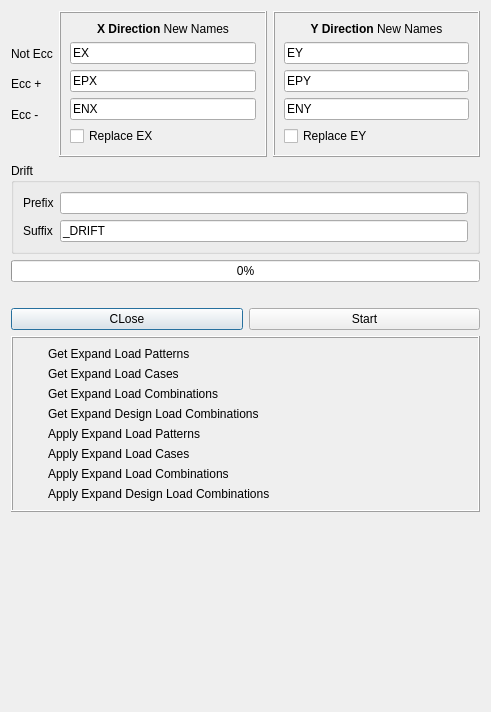
The window that civilTools/widgets/explode_seismic_load_patterns.ui (ebrahimraeyat/OSAFE) describes before a commit, drawn with Qt 5.
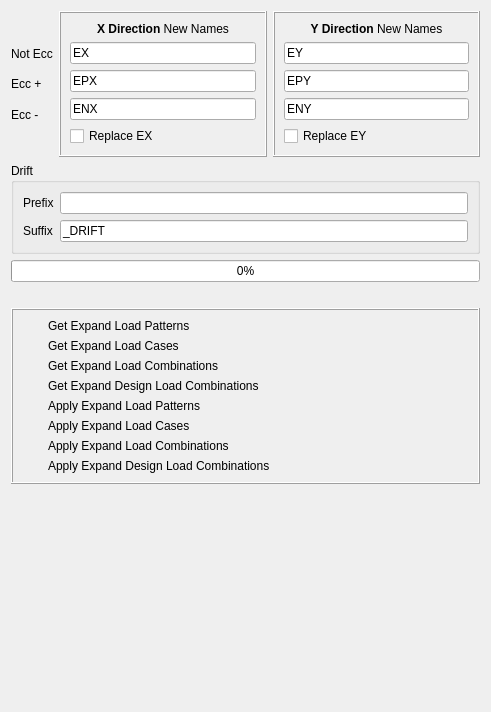
The same window after the commit. Icons and pictures are not drawn.

Commit message: insert dialog in task dialog

The edit to the form file:
```diff
--- a/civilTools/widgets/explode_seismic_load_patterns.ui
+++ b/civilTools/widgets/explode_seismic_load_patterns.ui
@@ -212,24 +212,6 @@
      </property>
     </widget>
    </item>
-   <item>
-    <layout class="QHBoxLayout" name="horizontalLayout_3">
-     <item>
-      <widget class="QPushButton" name="close_button">
-       <property name="text">
-        <string>CLose</string>
-       </property>
-      </widget>
-     </item>
-     <item>
-      <widget class="QPushButton" name="start_button">
-       <property name="text">
-        <string>Start</string>
-       </property>
-      </widget>
-     </item>
-    </layout>
-   </item>
    <item>
     <widget class="QFrame" name="frame_3">
      <property name="frameShape">
```
The commit also changes 2 other files.
